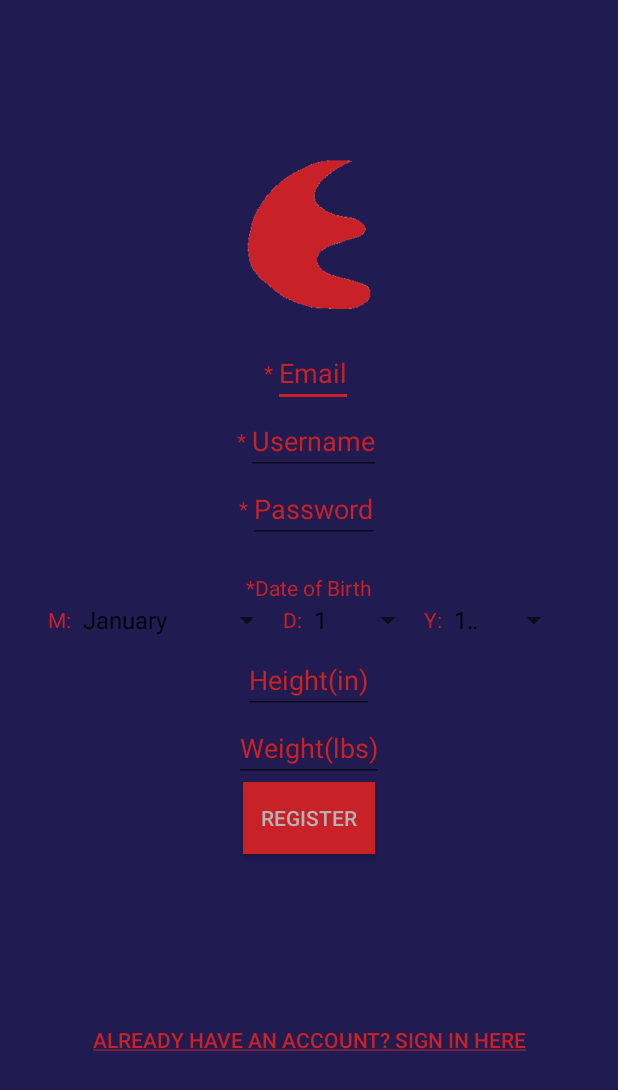
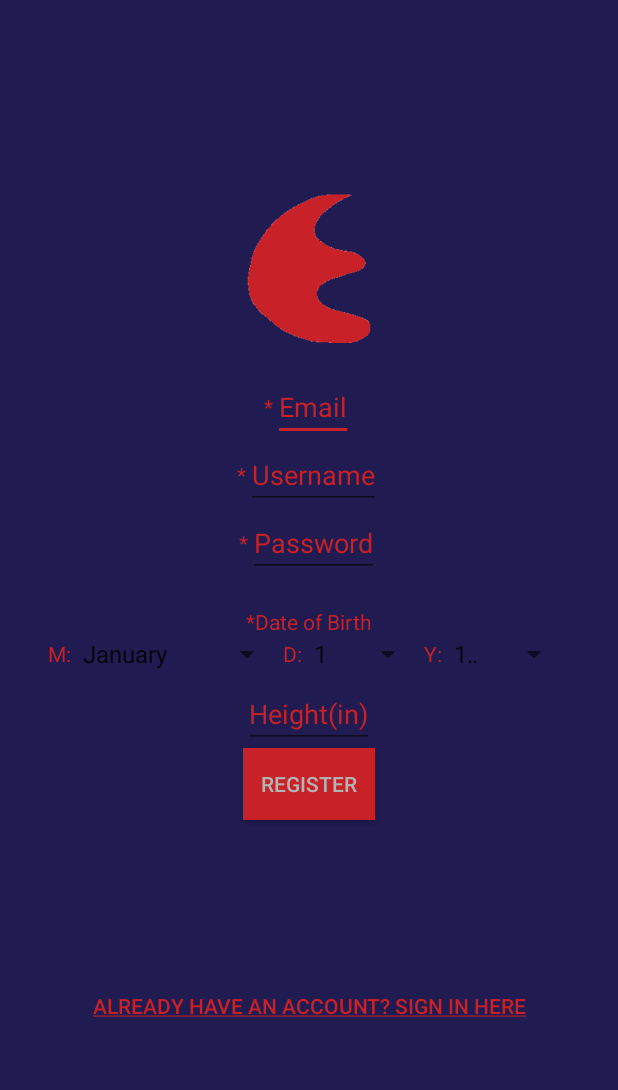
Before and after one commit to jtennies10/CalisthenicStrengthSystem, an Android app: the screen it shows after launch (RegisterActivity), after a tap on "NEW? REGISTER HERE", on a phone screen of 412 x 824 dp. Shown: the top 1090 px of the screen. Run offline under Robolectric (Android 15) with nearby library versions, the phone set to English and light mode, and no system bars; our stand-ins replace Room's generated code; libraries missing offline, so code that uses them is left out: android.arch.persistence.

Commit message:
Code documentation and removed weight EditText from the register activity

```diff
--- a/app/src/main/java/tenniescorp/fitness/calisthenicstrengthsystem/LogInActivity.java
+++ b/app/src/main/java/tenniescorp/fitness/calisthenicstrengthsystem/LogInActivity.java
@@ -16,20 +16,11 @@ import java.util.List;
 
 public class LogInActivity extends AppCompatActivity {
 
+
     /*Click listener syntax derived from Option Two at https://hackernoon.com/4-ways-to-implement-onclicklistener-on-android-9b956cbd2928*/
-    private View.OnClickListener signInListener = new View.OnClickListener() {
-        @Override
-        public void onClick(View v) {
-            signIn();
-        }
-    };
+    private View.OnClickListener signInListener = v -> signIn();
 
-    private View.OnClickListener registerListener = new View.OnClickListener() {
-        @Override
-        public void onClick(View v) {
-            register();
-        }
-    };
+    private View.OnClickListener registerListener = v -> register();
 
     @Override
     protected void onCreate(Bundle savedInstanceState) {
@@ -42,33 +33,40 @@ public class LogInActivity extends AppCompatActivity {
         setContentView(R.layout.activity_log_in);
 
 
-
+        //get the buttons and set their on click listeners
         Button registerButton = findViewById(R.id.sign_in_register_button);
         registerButton.setOnClickListener(registerListener);
 
         Button signInButton = findViewById(R.id.sign_in_sign_in_button);
         signInButton.setOnClickListener(signInListener);
 
-        //create db here and run an obselete query
-        //this ensures the database is successfully pre-populated
+        //create db here and run an obsolete query
+        //this ensures the database is successfully pre-populated before any
+        //legitimate queries are ran
         CSSRoomDatabase db = CSSRoomDatabase.getDatabase(getApplication());
         UserDao userDao = db.userDao();
         userDao.getAllUsers();
     }
 
+    /*
+    Attempts to sign the user in and writes the user information to SharedPreferences if successful.
+     */
     private void signIn() {
+        //retrieve the user
         User currentUser = verifyUserInformation();
+
         if(currentUser == null) {
             Toast t = Toast.makeText(this, "Invalid Login", Toast.LENGTH_SHORT);
             t.show();
             return;
         }
 
+        //create an instance of the database and get query for the currentUser
         CSSRoomDatabase db = CSSRoomDatabase.getDatabase(getApplication());
-
         List<User> queryResults = db.userDao().getSpecificUser(currentUser.getUserName(), currentUser.getPassword());
 
-        if(queryResults.size() == 0) {
+        //if the query returns null or 0 records, the user login attempt is invalid
+        if(queryResults == null || queryResults.size() == 0) {
             Log.d("2nd", "fail");
             Log.d(currentUser.getUserName(), currentUser.getPassword());
             Toast t = Toast.makeText(this, "Invalid Login", Toast.LENGTH_SHORT);
@@ -86,15 +84,18 @@ public class LogInActivity extends AppCompatActivity {
         preferencesEditor.putString("userEmail", verifiedUser.getEmail());
         preferencesEditor.apply();
 
+        Toast.makeText(this, "Login successful", Toast.LENGTH_SHORT).show();
+
+        //start the logged in content for the user
         Intent intent = new Intent(this, RoutineListActivity.class);
         startActivity(intent);
 
-        Toast t = Toast.makeText(this, "Login successful", Toast.LENGTH_SHORT);
-        t.show();
-
-
     }
 
+    /*
+    Retrieves the user credentials and ensures they are not blank
+    @return a User object representing the user credentials
+     */
     private User verifyUserInformation() {
         EditText etEmailUsername = findViewById(R.id.sign_in_username_email);
         String emailUsername = etEmailUsername.getText().toString();
@@ -115,13 +116,19 @@ public class LogInActivity extends AppCompatActivity {
         return new User(emailUsername, emailUsername, password, "1/1/97", -1);
     }
 
-
+    /*
+    Starts the register activity
+     */
     private void register() {
 
         Intent registerIntent = new Intent(this, RegisterActivity.class);
         startActivity(registerIntent);
     }
 
+    /*
+    Checks to see if a user is already signed in
+    @return true if the user is signed in, false if not
+     */
     private boolean checkUserSignedIn() {
         SharedPreferences preferences = getApplicationContext().getSharedPreferences("UserPreferences", 0);
         return (preferences.getAll() != null && preferences.getAll().size() > 0);
--- a/app/src/main/java/tenniescorp/fitness/calisthenicstrengthsystem/RecyclerViewClickListener.java
+++ b/app/src/main/java/tenniescorp/fitness/calisthenicstrengthsystem/RecyclerViewClickListener.java
@@ -2,6 +2,9 @@ package tenniescorp.fitness.calisthenicstrengthsystem;
 
 import android.view.View;
 
+/*
+Defines an interface for handling click events in a RecyclerView
+ */
 public interface RecyclerViewClickListener {
 
     void onClick(View view, int position);
--- a/app/src/main/java/tenniescorp/fitness/calisthenicstrengthsystem/RecyclerViewLongClickListener.java
+++ b/app/src/main/java/tenniescorp/fitness/calisthenicstrengthsystem/RecyclerViewLongClickListener.java
@@ -2,6 +2,9 @@ package tenniescorp.fitness.calisthenicstrengthsystem;
 
 import android.view.View;
 
+/*
+Defines an interface for handling long click events in a RecyclerView
+ */
 public interface RecyclerViewLongClickListener {
     void onClick(View view, int position);
 }
--- a/app/src/main/java/tenniescorp/fitness/calisthenicstrengthsystem/RegisterActivity.java
+++ b/app/src/main/java/tenniescorp/fitness/calisthenicstrengthsystem/RegisterActivity.java
@@ -14,57 +14,56 @@ import android.widget.Toast;
 
 import java.util.List;
 
+/*
+Defines the activity that allows a user to register a new account in the database
+ */
 public class RegisterActivity extends AppCompatActivity {
 
 
 
     /*Click listener syntax derived from Option Two at https://hackernoon.com/4-ways-to-implement-onclicklistener-on-android-9b956cbd2928*/
-    private View.OnClickListener registerListener = new View.OnClickListener() {
-        @Override
-        public void onClick(View v) {
-            register();
-        }
-    };
+    private View.OnClickListener registerListener = v -> register();
 
-    private View.OnClickListener signInListener = new View.OnClickListener() {
-        @Override
-        public void onClick(View v) {
-            signIn();
-        }
-    };
+    private View.OnClickListener signInListener = v -> signIn();
 
     @Override
     protected void onCreate(Bundle savedInstanceState) {
         super.onCreate(savedInstanceState);
         setContentView(R.layout.activity_register);
 
+        //get the register and sign in buttons and assign their onClickListeners
         Button register = findViewById(R.id.register_register_button);
         register.setOnClickListener(registerListener);
 
         Button signIn = findViewById(R.id.register_sign_in_button);
         signIn.setOnClickListener(signInListener);
 
+        //retrieve the spinners that represents birth day, month, and year
         Spinner birthDaySpinner = findViewById(R.id.register_birth_day);
         Spinner birthMonthSpinner = findViewById(R.id.register_birth_month);
         Spinner birthYearSpinner = findViewById(R.id.register_birth_year);
 
-
+        //get an array of strings that represents the range of days
+        //a user can select from
         String[] days = generateStringArray(1, 31);
 
+        //assign the days array to an adapter, use that adapter for the birthDaySpinner
         ArrayAdapter<String> birthDayAdapter =
                 new ArrayAdapter<>(this, android.R.layout.simple_spinner_item, days);
         birthDayAdapter.setDropDownViewResource(android.R.layout.simple_spinner_dropdown_item);
         birthDaySpinner.setAdapter(birthDayAdapter);
 
-
-
+        //assign the months array to an adapter, use that adapter for the birthMonthSpinner
         ArrayAdapter<CharSequence> birthMonthAdapter =
                 ArrayAdapter.createFromResource(this, R.array.months_array, android.R.layout.simple_spinner_item);
         birthMonthAdapter.setDropDownViewResource(android.R.layout.simple_spinner_dropdown_item);
         birthMonthSpinner.setAdapter(birthMonthAdapter);
 
-        String[] years = generateStringArray(1900, 2007);
+        //get an array of strings that represents the range of years
+        //a user can select from
+        String[] years = generateStringArray(1940, 2007);
 
+        //assign the years array to an adapter, use that adapter for the birthYearSpinner
         ArrayAdapter<String> birthYearAdapter =
                 new ArrayAdapter<>(this, android.R.layout.simple_spinner_item, years);
         birthYearAdapter.setDropDownViewResource(android.R.layout.simple_spinner_dropdown_item);
@@ -74,28 +73,41 @@ public class RegisterActivity extends AppCompatActivity {
 
     }
 
+    /*
+    Called to attempt to a create a new User within the database, if successful notifies the user and
+    starts the LogInActivity
+     */
     private void register() {
-        //Add record to database
+        //get the user using verifyUserInfo()
         User newUser = verifyUserInfo();
 
         if(newUser == null) return;
 
+        //Add record to database
         CSSRoomDatabase db = CSSRoomDatabase.getDatabase(getApplication());
         UserDao uDao = db.userDao();
 
         insertAsyncTask task = new insertAsyncTask(uDao);
         task.execute(newUser);
 
-        Toast t = Toast.makeText(getApplicationContext(), "Registration complete, please sign in", Toast.LENGTH_SHORT);
-        t.show();
+        //alert the user the registration was successful
+        Toast.makeText(getApplicationContext(),
+                "Registration complete, please sign in", Toast.LENGTH_SHORT).show();
 
+
+        //start the LogInActivity
         Intent intent = new Intent(this, LogInActivity.class);
         startActivity(intent);
 
     }
 
+    /*
+    Verifies the user info to ensure all required fields are present
+    @return a User object representing the new credentials if all requirements are satisfied, null if not
+     */
     private User verifyUserInfo() {
 
+        //get the email and ensure it isn't empty
         EditText etEmail = findViewById(R.id.register_email);
         String email = etEmail.getText().toString();
         if(email.equals("")) {
@@ -104,6 +116,7 @@ public class RegisterActivity extends AppCompatActivity {
             return null;
         }
 
+        //get the username and ensure it isn't empty
         EditText etUsername = findViewById(R.id.register_username);
         String username = etUsername.getText().toString();
         if(username.equals("")) {
@@ -112,6 +125,7 @@ public class RegisterActivity extends AppCompatActivity {
             return null;
         }
 
+        //get the password and ensure it isn't empty
         EditText etPassword = findViewById(R.id.register_password);
         String password = etPassword.getText().toString();
         if(password.equals("")) {
@@ -142,19 +156,12 @@ public class RegisterActivity extends AppCompatActivity {
             heightInInches = Integer.parseInt(heightAsString);
         }
 
-        //get weight, set to -1 if null
-        EditText etWeight = findViewById(R.id.register_weight);
-        String weightAsString = etWeight.getText().toString();
-        int weightInPounds;
-        if(weightAsString.equals("")) {
-            weightInPounds = -1;
-        } else {
-            weightInPounds = Integer.parseInt(weightAsString);
-        }
-
         return new User(username, email, password, dateOfBirth, heightInInches);
     }
 
+    /*
+    Defines a class for inserting the user asynchronously into the database
+     */
     private static class insertAsyncTask extends AsyncTask<User, Void, Void> {
 
         private UserDao mAsyncTaskDao;
@@ -170,11 +177,18 @@ public class RegisterActivity extends AppCompatActivity {
         }
     }
 
+    /*
+    Starts LogInActivity
+     */
     private void signIn() {
         Intent signInIntent = new Intent(this, LogInActivity.class);
         startActivity(signInIntent);
     }
 
+    /*
+    Generates a string array of numbers in from the range lower to upper, both inclusive
+    @return the string array
+     */
     private String[] generateStringArray(int lower, int upper) {
         String[] a = new String[upper-lower+1];
         for(int i = 0; i < a.length; i++) {
--- a/app/src/main/java/tenniescorp/fitness/calisthenicstrengthsystem/Routine.java
+++ b/app/src/main/java/tenniescorp/fitness/calisthenicstrengthsystem/Routine.java
@@ -7,9 +7,13 @@ import android.support.annotation.NonNull;
 
 import java.io.Serializable;
 
+/*
+Defines a Routine object which is stored in the database table named routine_table
+ */
 @Entity(tableName="routine_table")
 public class Routine implements Serializable {
 
+    //autoGenerate the primary key
     @PrimaryKey(autoGenerate = true)
     private long routineId;
 
@@ -18,6 +22,7 @@ public class Routine implements Serializable {
 
     private String routineDescription;
 
+    //denotes whether a given routine is favorited or not
     private boolean favorited = false;
 
 
--- a/app/src/main/java/tenniescorp/fitness/calisthenicstrengthsystem/RoutineDao.java
+++ b/app/src/main/java/tenniescorp/fitness/calisthenicstrengthsystem/RoutineDao.java
@@ -8,6 +8,9 @@ import android.arch.persistence.room.Update;
 
 import java.util.List;
 
+/*
+Defines the DAO for working with the routine_table
+ */
 @Dao
 public interface RoutineDao {
 
@@ -17,9 +20,6 @@ public interface RoutineDao {
     @Query("SELECT * FROM routine_table ORDER BY favorited DESC")
     LiveData<List<Routine>> getAllRoutines();
 
-    @Query("DELETE FROM routine_table")
-    void deleteAll();
-
     @Query("DELETE FROM routine_table WHERE routineId = :routineId")
     void deleteSpecificRoutine(long routineId);
 
--- a/app/src/main/res/layout/activity_register.xml
+++ b/app/src/main/res/layout/activity_register.xml
@@ -178,20 +178,6 @@
         android:textColorHint="@color/colorAccent"
         android:textColor="@color/colorAccent"/>
 
-    <EditText
-        android:id="@+id/register_weight"
-        android:layout_width="wrap_content"
-        android:layout_height="wrap_content"
-        android:hint="@string/register_weight"
-        android:inputType="number"
-        android:textColorHint="@color/colorAccent"
-        android:textColor="@color/colorAccent"/>
-
-
-
-
-
-
 
     <Button
         android:id="@+id/register_register_button"
```
Also changed, not shown: app/src/main/java/tenniescorp/fitness/calisthenicstrengthsystem/NewExerciseActivity.java (+7 -10 lines), app/src/main/java/tenniescorp/fitness/calisthenicstrengthsystem/NewRoutineActivity.java (+20 -9 lines).
